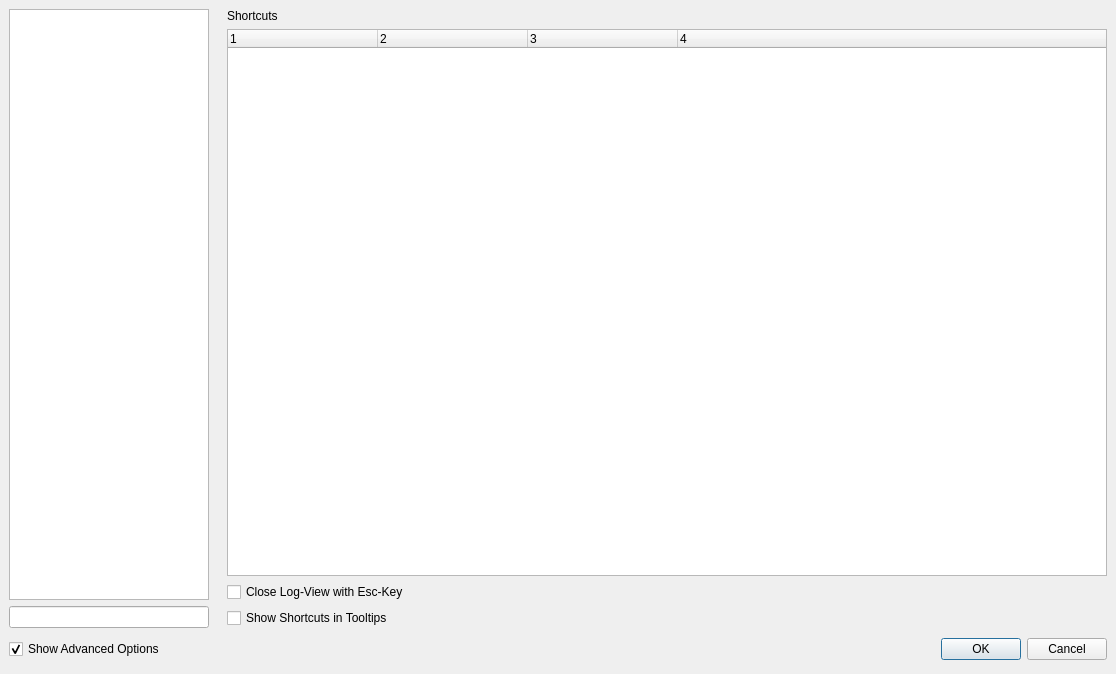
Above: configdialog.ui from texstudio-org/texstudio before the change. Below: the same form after it.
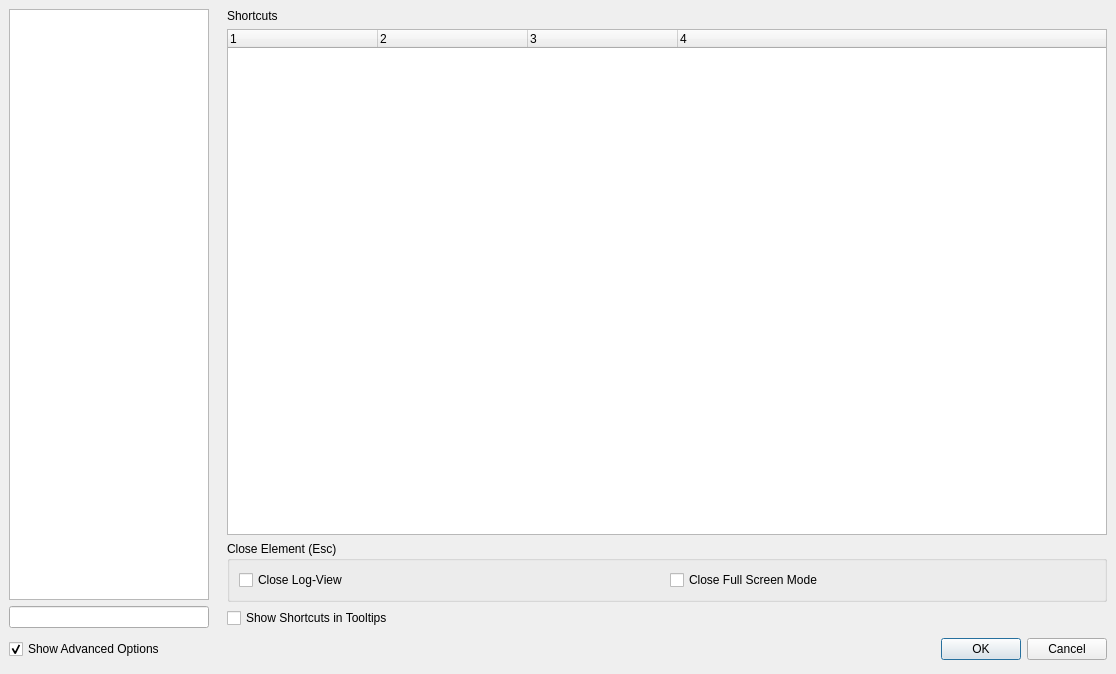
That is the form after the change. The open tabs and pages were chosen to show the change. Icons and pictures are not drawn.

Commit message: group all close element options on shortcuts page

Patch:
```diff
--- a/configdialog.ui
+++ b/configdialog.ui
@@ -1122,10 +1122,29 @@
         </widget>
        </item>
        <item>
-        <widget class="QCheckBox" name="cb_CloseLogByEsc">
-         <property name="text">
-          <string>Close Log-View with Esc-Key</string>
+        <widget class="QGroupBox" name="groupBox">
+         <property name="toolTip">
+          <string>Close Element applies to a fixed list of GUI elements (not all shown here). The first visible element will be closed. With this setting you can exclude some elements from being closed.</string>
          </property>
+         <property name="title">
+          <string>Close Element (Esc)</string>
+         </property>
+         <layout class="QHBoxLayout" name="horizontalLayout_5">
+          <item>
+           <widget class="QCheckBox" name="checkBoxCloseLogByEsc">
+            <property name="text">
+             <string>Close Log-View</string>
+            </property>
+           </widget>
+          </item>
+          <item>
+           <widget class="QCheckBox" name="checkBoxCloseFullscreenByEsc">
+            <property name="text">
+             <string>Close Full Screen Mode</string>
+            </property>
+           </widget>
+          </item>
+         </layout>
         </widget>
        </item>
        <item>
```
Left out of the diff: 132 changed lines with no effect on the pictures. The commit also changes 3 other files.
